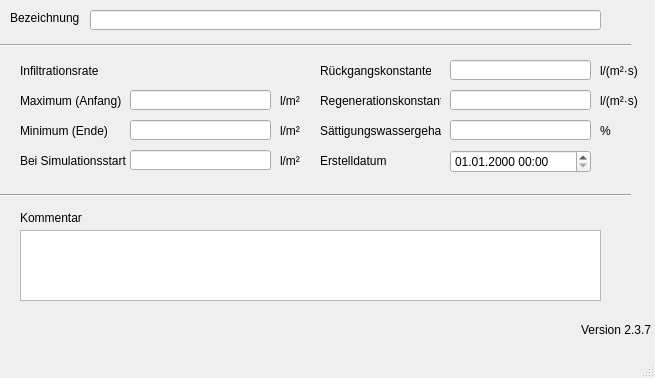
Old version of the form qkan/database/templates/bodenklassen.ui in the repository hoettges/QKan.
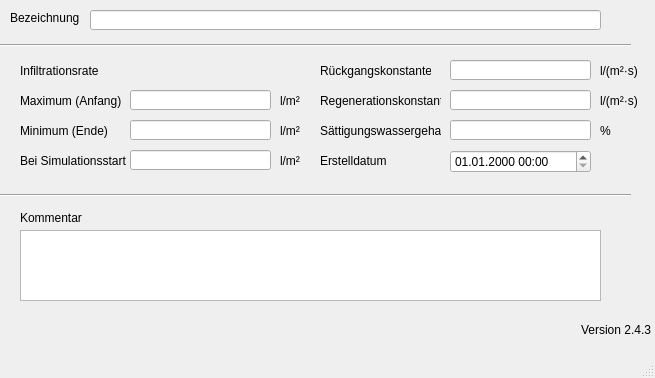
New version of the form. Custom widgets are drawn as their Qt base class.

The edit to the form file:
```diff
--- a/qkan/database/templates/bodenklassen.ui
+++ b/qkan/database/templates/bodenklassen.ui
@@ -344,7 +344,7 @@
      <string>Version QKan Import</string>
     </property>
     <property name="text">
-     <string>Version 2.3.7</string>
+     <string>Version 2.4.3</string>
     </property>
     <property name="alignment">
      <set>Qt::AlignRight|Qt::AlignTrailing|Qt::AlignVCenter</set>
```
